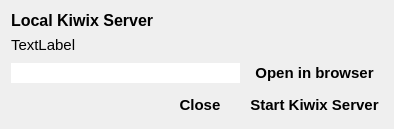
First picture: the form in ui/localkiwixserver.ui, repository kiwix/kiwix-desktop, before the edit.
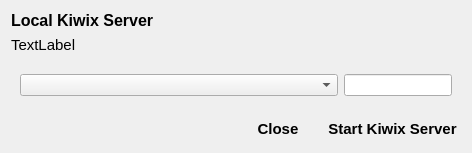
Second picture: the form after the edit.

Commit message: Add basic layout for IP Chooser

Patch:
```diff
--- a/ui/localkiwixserver.ui
+++ b/ui/localkiwixserver.ui
@@ -6,16 +6,22 @@
    <rect>
     <x>0</x>
     <y>0</y>
-    <width>400</width>
-    <height>151</height>
+    <width>495</width>
+    <height>203</height>
    </rect>
   </property>
   <property name="sizePolicy">
-   <sizepolicy hsizetype="Fixed" vsizetype="Preferred">
+   <sizepolicy hsizetype="Expanding" vsizetype="Expanding">
     <horstretch>0</horstretch>
     <verstretch>0</verstretch>
    </sizepolicy>
   </property>
+  <property name="minimumSize">
+   <size>
+    <width>0</width>
+    <height>0</height>
+   </size>
+  </property>
   <property name="windowTitle">
    <string>Local Kiwix Server Settings - Kiwix</string>
   </property>
@@ -29,7 +35,54 @@
    <property name="sizeConstraint">
     <enum>QLayout::SetFixedSize</enum>
    </property>
-   <item row="5" column="2">
+   <item row="0" column="0">
+    <widget class="QLabel" name="label">
+     <property name="font">
+      <font>
+       <pointsize>12</pointsize>
+       <weight>75</weight>
+       <bold>true</bold>
+      </font>
+     </property>
+     <property name="text">
+      <string>Local Kiwix Server</string>
+     </property>
+    </widget>
+   </item>
+   <item row="4" column="1">
+    <widget class="QPushButton" name="closeButton">
+     <property name="font">
+      <font>
+       <pointsize>11</pointsize>
+       <weight>75</weight>
+       <bold>true</bold>
+      </font>
+     </property>
+     <property name="cursor">
+      <cursorShape>PointingHandCursor</cursorShape>
+     </property>
+     <property name="text">
+      <string>Close</string>
+     </property>
+     <property name="flat">
+      <bool>true</bool>
+     </property>
+    </widget>
+   </item>
+   <item row="4" column="0">
+    <spacer name="horizontalSpacer">
+     <property name="orientation">
+      <enum>Qt::Horizontal</enum>
+     </property>
+     <property name="sizeHint" stdset="0">
+      <size>
+       <width>40</width>
+       <height>20</height>
+      </size>
+     </property>
+    </spacer>
+   </item>
+   <item row="4" column="2">
     <widget class="QPushButton" name="KiwixServerButton">
      <property name="font">
       <font>
@@ -55,7 +108,7 @@
      </property>
     </widget>
    </item>
-   <item row="2" column="0" colspan="3">
+   <item row="1" column="0" colspan="3">
     <widget class="QLabel" name="KiwixServerText">
      <property name="sizePolicy">
       <sizepolicy hsizetype="Expanding" vsizetype="MinimumExpanding">
@@ -63,6 +116,12 @@
        <verstretch>0</verstretch>
       </sizepolicy>
      </property>
+     <property name="minimumSize">
+      <size>
+       <width>450</width>
+       <height>0</height>
+      </size>
+     </property>
      <property name="font">
       <font>
        <pointsize>11</pointsize>
@@ -76,20 +135,53 @@
      </property>
     </widget>
    </item>
-   <item row="5" column="0">
-    <spacer name="horizontalSpacer">
-     <property name="orientation">
-      <enum>Qt::Horizontal</enum>
+   <item row="2" column="0" colspan="3">
+    <widget class="QStackedWidget" name="stackedWidget">
+     <property name="sizePolicy">
+      <sizepolicy hsizetype="Expanding" vsizetype="Preferred">
+       <horstretch>0</horstretch>
+       <verstretch>0</verstretch>
+      </sizepolicy>
      </property>
-     <property name="sizeHint" stdset="0">
+     <property name="minimumSize">
       <size>
-       <width>40</width>
-       <height>20</height>
+       <width>50</width>
+       <height>50</height>
       </size>
      </property>
-    </spacer>
-   </item>
-   <item row="3" column="2">
+     <property name="currentIndex">
+      <number>0</number>
+     </property>
+     <widget class="QWidget" name="StartServerOptions">
+      <layout class="QHBoxLayout" name="horizontalLayout_2">
+       <item>
+        <widget class="QComboBox" name="IpChooser">
+         <property name="sizePolicy">
+          <sizepolicy hsizetype="MinimumExpanding" vsizetype="Maximum">
+           <horstretch>0</horstretch>
+           <verstretch>0</verstretch>
+          </sizepolicy>
+         </property>
+        </widget>
+       </item>
+       <item>
+        <widget class="QLineEdit" name="PortChooser">
+         <property name="sizePolicy">
+          <sizepolicy hsizetype="Preferred" vsizetype="Fixed">
+           <horstretch>0</horstretch>
+           <verstretch>0</verstretch>
+          </sizepolicy>
+         </property>
+        </widget>
+       </item>
+      </layout>
+     </widget>
+     <widget class="QWidget" name="ServerRunningOptions">
+      <layout class="QHBoxLayout" name="horizontalLayout_3">
+       <item>
+        <widget class="QLineEdit" name="IpAddress"/>
+       </item>
+       <item>
     <widget class="QPushButton" name="OpenInBrowserButton">
      <property name="enabled">
       <bool>true</bool>
@@ -112,51 +204,8 @@
      </property>
     </widget>
    </item>
-   <item row="0" column="0">
-    <widget class="QLabel" name="label">
-     <property name="font">
-      <font>
-       <pointsize>12</pointsize>
-       <weight>75</weight>
-       <bold>true</bold>
-      </font>
-     </property>
-     <property name="text">
-      <string>Local Kiwix Server</string>
-     </property>
-    </widget>
-   </item>
-   <item row="5" column="1">
-    <widget class="QPushButton" name="closeButton">
-     <property name="font">
-      <font>
-       <pointsize>11</pointsize>
-       <weight>75</weight>
-       <bold>true</bold>
-      </font>
-     </property>
-     <property name="cursor">
-      <cursorShape>PointingHandCursor</cursorShape>
-     </property>
-     <property name="text">
-      <string>Close</string>
-     </property>
-     <property name="flat">
-      <bool>true</bool>
-     </property>
-    </widget>
-   </item>
-   <item row="3" column="0" colspan="2">
-    <widget class="QLineEdit" name="IpAddress">
-     <property name="inputMask">
-      <string/>
-     </property>
-     <property name="frame">
-      <bool>false</bool>
-     </property>
-     <property name="readOnly">
-      <bool>true</bool>
-     </property>
+      </layout>
+     </widget>
     </widget>
    </item>
   </layout>
```
Lines whose indentation alone changed are shown as unchanged. The commit also changes 2 other files.
